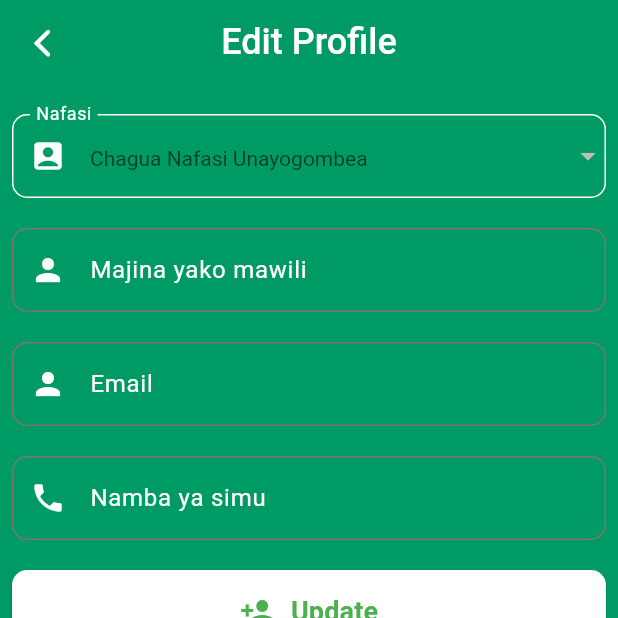
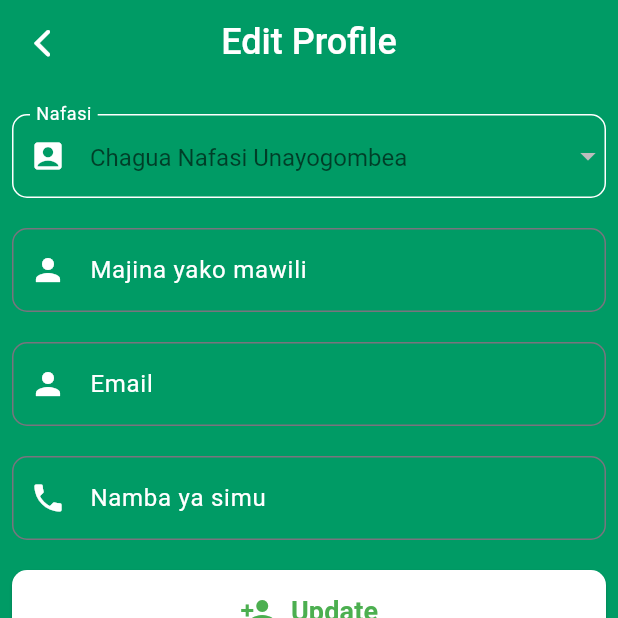
Before and after one commit to dhsoft95/ccm, a Flutter app: the EditProfileData screen opened directly, on a phone screen of 412 x 824 dp, the top half of it. Run offline on Flutter 3.47's test engine with Material 3 defaults, Android fonts, the phone set to English and light mode, and no system bars; our stand-ins replace animated_bottom_navigation_bar, carousel_slider, contacts_service, flutter_dotenv, flutter_secure_storage, flutter_staggered_animations and 5 more; missing offline and left inert: animated_snack_bar, flutter_libphonenumber, stylish_dialog; accounts and stored records are empty; network calls fail.

Commit message:
Completed Profile update

```diff
--- a/lib/Screens/Tabs/editProfile.dart
+++ b/lib/Screens/Tabs/editProfile.dart
@@ -98,7 +98,8 @@ class _EditProfileDataState extends State<EditProfileData> {
                   height: 20,
                 ),
                 DropdownButtonFormField(
-                  style: TextStyle(color: Colors.white),
+                  dropdownColor: Colors.white,
+                  style: TextStyle(color: Colors.white,fontSize: 16),
                   decoration: InputDecoration(
                     iconColor: Colors.white,
                     suffixIconColor: Colors.white,
```
